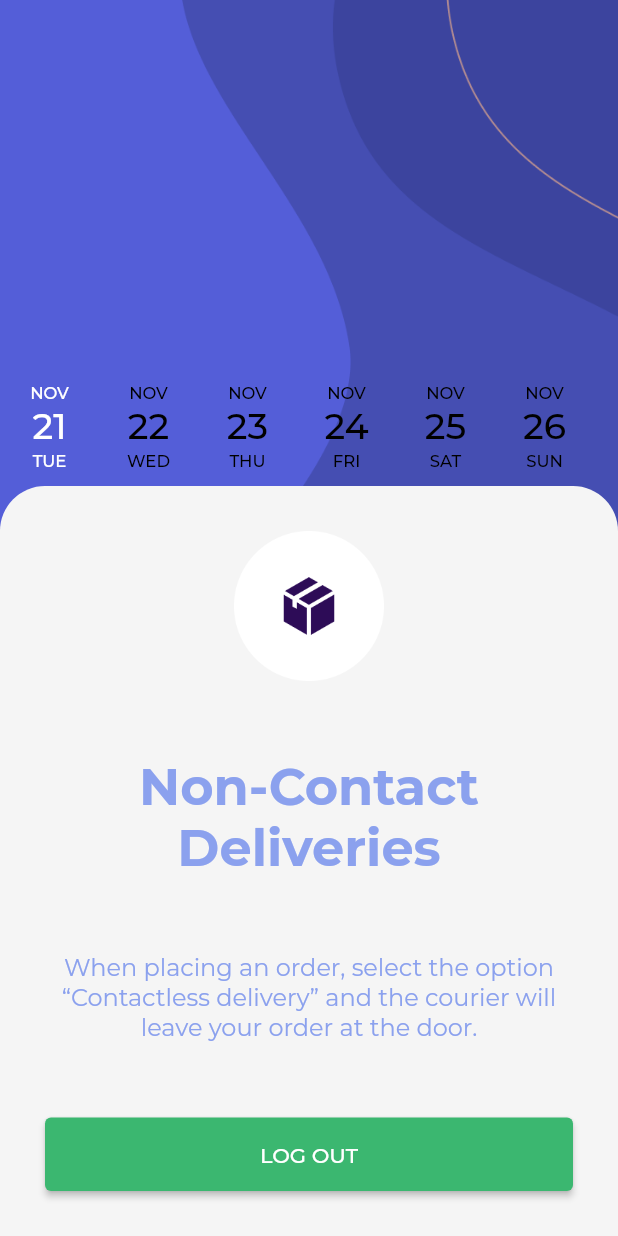
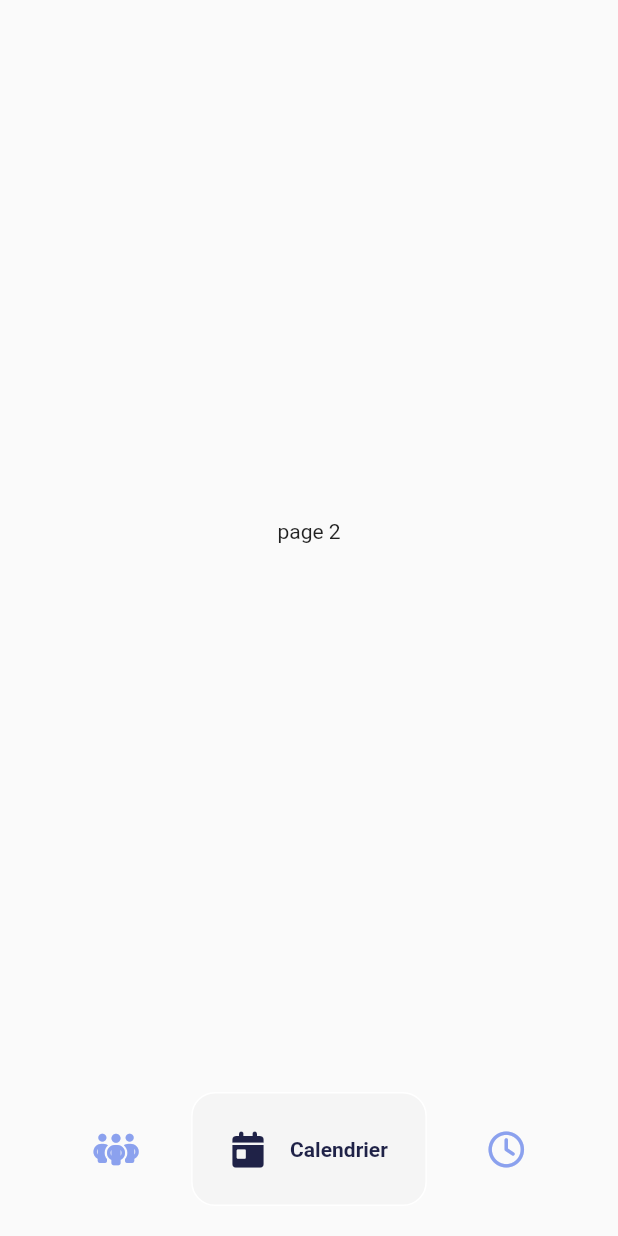
Before and after one commit to RomainWeb/sport_sync_pro_flutter, a Flutter app: the HomePage screen opened directly, on a phone screen of 412 x 824 dp. Run offline on Flutter 3.47's test engine with Material 2 defaults, Android fonts, the light colour scheme and no system bars; drawn by our look-alikes of date_picker_timeline, google_nav_bar; our stand-ins replace auto_route, firebase_auth, firebase_core, font_awesome_flutter, google_sign_in; accounts and stored records are empty.

Commit message:
add auto route and guard

```diff
--- a/lib/components/bottom_nav_bar.dart
+++ b/lib/components/bottom_nav_bar.dart
@@ -1,31 +1,39 @@
 import 'package:flutter/material.dart';
+import 'package:font_awesome_flutter/font_awesome_flutter.dart';
 import 'package:google_nav_bar/google_nav_bar.dart';
+import 'package:sport_sync_pro_flutter/domain/utils/colors.dart';
 
-class MyBottomNavBar extends StatelessWidget {
+class BottomNavBar extends StatelessWidget {
   void Function(int)? onTabChange;
-  MyBottomNavBar({super.key, required this.onTabChange});
+  BottomNavBar({super.key, required this.onTabChange});
 
   @override
   Widget build(BuildContext context) {
     return Container(
       padding: const EdgeInsets.symmetric(vertical: 20.0),
       child: GNav(
-        color: Colors.grey[400],
-        activeColor: Colors.grey.shade700,
+        color: AppColors.primaryColorLighter,
+        selectedIndex: 1,
+        activeColor: AppColors.primaryColorDarker,
         tabActiveBorder: Border.all(color: Colors.white),
         tabBackgroundColor: Colors.grey.shade100,
         mainAxisAlignment: MainAxisAlignment.center,
         tabMargin: const EdgeInsets.symmetric(horizontal: 8),
         tabBorderRadius: 16,
+        gap: 16,
         onTabChange: (value) => onTabChange!(value),
         tabs: const [
           GButton(
-            icon: Icons.home,
-            text: 'Shop',
+            icon: FontAwesomeIcons.peopleGroup,
+            text: 'Groupes',
           ),
           GButton(
-            icon: Icons.shopping_bag_rounded,
-            text: 'Cart',
+            icon: FontAwesomeIcons.calendarDay,
+            text: 'Calendrier',
+          ),
+          GButton(
+            icon: FontAwesomeIcons.clock,
+            text: 'Planning',
           ),
         ],
       ),
--- a/lib/pages/auth/authentication_page.dart
+++ b/lib/pages/auth/authentication_page.dart
@@ -1,9 +1,11 @@
+import 'package:auto_route/auto_route.dart';
 import 'package:flutter/material.dart';
 import 'package:font_awesome_flutter/font_awesome_flutter.dart';
 
 import '../../domain/utils/colors.dart';
 import '../../utils/auth.dart';
 
+@RoutePage()
 class AuthenticationPage extends StatelessWidget {
   const AuthenticationPage({super.key});
 
--- a/lib/pages/home_page.dart
+++ b/lib/pages/home_page.dart
@@ -1,8 +1,10 @@
-import 'package:date_picker_timeline/date_picker_timeline.dart';
-import 'package:firebase_auth/firebase_auth.dart';
+import 'package:auto_route/auto_route.dart';
 import 'package:flutter/material.dart';
-import 'package:sport_sync_pro_flutter/domain/utils/colors.dart';
 
+import '../components/bottom_nav_bar.dart';
+import 'calendar/calendar_home_page.dart';
+
+@RoutePage()
 class HomePage extends StatefulWidget {
   const HomePage({super.key});
 
@@ -12,7 +14,7 @@ class HomePage extends StatefulWidget {
 
 class _HomePageState extends State<HomePage> {
 
-  int _selectedIndex = 0;
+  int _selectedIndex = 1;
 
   void navigationBottomBar(int index) {
     setState(() {
@@ -21,97 +23,20 @@ class _HomePageState extends State<HomePage> {
   }
 
   final List<Widget> _pages = [
+    const HomeCalendarPage(),
+    Text('page 2'),
+    Text('page 3')
   ];
 
   @override
   Widget build(BuildContext context) {
     return Scaffold(
-      body: Container(
-        constraints: const BoxConstraints.expand(),
-        decoration: const BoxDecoration(
-          color: AppColors.primaryColor,
-          image: DecorationImage(
-              image: AssetImage("assets/images/background.png"),
-              fit: BoxFit.cover),
-        ),
-        child: Column(
-          mainAxisAlignment: MainAxisAlignment.end,
-          mainAxisSize: MainAxisSize.min,
-          crossAxisAlignment: CrossAxisAlignment.stretch,
-          children: [
-            Column(
-              mainAxisAlignment: MainAxisAlignment.center,
-              children: <Widget>[
-                DatePicker(
-                  DateTime.now(),
-                  initialSelectedDate: DateTime.now(),
-                  selectionColor: AppColors.primaryColor,
-                  selectedTextColor: Colors.white,
-                  onDateChange: (date) {
-                    // New date selected
-                    print(date);
-                  },
-                ),
-              ],
-            ),
-            Container(
-              height: 500,
-              alignment: Alignment.topCenter,
-              decoration: BoxDecoration(
-                color: Colors.grey[100],
-                borderRadius: const BorderRadius.only(
-                  topLeft: Radius.circular(30),
-                  topRight: Radius.circular(30)
-                )
-              ),
-              child: Padding(
-                padding: const EdgeInsets.all(30.0),
-                child: Column(
-                  children: [
-                    Image.asset('assets/images/logo.png', height: 100,),
-                    const Spacer(),
-                    const Text(
-                      'Non-Contact Deliveries',
-                      textAlign: TextAlign.center,
-                      style: TextStyle(
-                        color: AppColors.primaryColorLighter,
-                        fontSize: 34,
-                        fontWeight: FontWeight.bold,
-                      ),
-                    ),
-                    const Spacer(),
-                    const Text(
-                      'When placing an order, select the option “Contactless delivery” and the courier will leave your order at the door.',
-                      textAlign: TextAlign.center,
-                      style: TextStyle(
-                        color: AppColors.primaryColorLighter,
-                        fontSize: 16,
-                      ),
-                    ),
-                    const Spacer(),
-                    SizedBox(
-                      width: double.infinity,
-                      child: ElevatedButton(
-                        style: ButtonStyle(
-                          backgroundColor: MaterialStateProperty.all<Color>(AppColors.secondaryColor),
-                          padding: MaterialStateProperty.all<EdgeInsets>(
-                            const EdgeInsets.symmetric(
-                              horizontal: 32,
-                              vertical: 16
-                            )
-                          ),
-                        ),
-                        onPressed: () => FirebaseAuth.instance.signOut(),
-                        child: const Text('LOG OUT'),
-                      ),
-                    ),
-                  ],
-                ),
-              )
-            ),
-          ],
-        ),
+      body: Center(
+        child: _pages.elementAt(_selectedIndex),
       ),
+      bottomNavigationBar: BottomNavBar(
+        onTabChange: navigationBottomBar,
+      )
     );
   }
 }
--- /dev/null
+++ b/lib/router.dart
@@ -0,0 +1,21 @@
+import 'package:auto_route/auto_route.dart';
+
+import 'pages/auth/authentication_page.dart';
+import 'pages/auth/login_page.dart';
+import 'pages/home_page.dart';
+import 'pages/profile/user_profile_page.dart';
+import 'router-gard.dart';
+
+part 'router.gr.dart';
+
+@AutoRouterConfig()
+class AppRouter extends _$AppRouter {
+
+  @override
+  List<AutoRoute> get routes => [
+    AutoRoute(page: HomeRoute.page, initial: true, guards: [AuthGuard()]),
+    AutoRoute(page: LoginRoute.page),
+    AutoRoute(page: AuthenticationRoute.page),
+    AutoRoute(page: UserProfileRoute.page, guards: [AuthGuard()])
+  ];
+}
--- a/lib/utils/auth.dart
+++ b/lib/utils/auth.dart
@@ -1,9 +1,10 @@
+import 'package:auto_route/auto_route.dart';
 import 'package:firebase_auth/firebase_auth.dart';
 import 'package:flutter/material.dart';
 import 'package:google_sign_in/google_sign_in.dart';
 import 'package:flutter/foundation.dart' show kIsWeb;
 
-class Authentication {
+class Authentication{
   static SnackBar customSnackBar({required String content}) {
     return SnackBar(
       backgroundColor: Colors.black,
@@ -49,6 +50,7 @@ class Authentication {
           await auth.signInWithCredential(credential);
 
           user = userCredential.user;
+          AutoRouter.of(context).pushNamed('/');
         } on FirebaseAuthException catch (e) {
           if (e.code == 'account-exists-with-different-credential') {
             ScaffoldMessenger.of(context).showSnackBar(
--- a/pubspec.yaml
+++ b/pubspec.yaml
@@ -43,10 +43,15 @@ dependencies:
   flutter_bloc: ^8.1.3
   font_awesome_flutter: ^10.6.0
   date_picker_timeline: ^1.2.5
+  url_launcher: ^6.2.1
+  auto_route: ^7.2.0
+
 
 dev_dependencies:
   flutter_test:
     sdk: flutter
+  auto_route_generator: ^7.1.1
+  build_runner: ^2.4.4
 
   # The "flutter_lints" package below contains a set of recommended lints to
   # encourage good coding practices. The lint set provided by the package is
```
Also changed, not shown: lib/components/top_nav_bar.dart (added, +48 -0 lines), lib/main.dart (+6 -31 lines), lib/pages/auth/login_page.dart (+3 -4 lines), lib/pages/calendar/calendar_home_page.dart (added, +14 -0 lines), lib/pages/main_page.dart (deleted, +0 -24 lines), lib/pages/profile/user_profile_page.dart (added, +37 -0 lines), lib/router-gard.dart (added, +21 -0 lines), lib/router.gr.dart (added), pubspec.lock, 1 other file.
